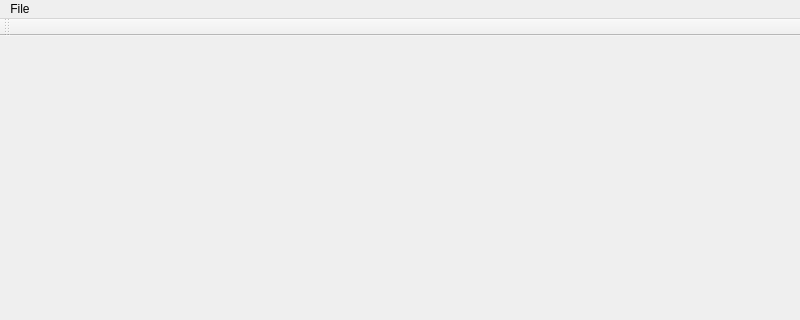
First picture: the form in Canvas3D/MainWindow.ui, repository gnishida/Canvas3D, before the edit; both pictures show x 0 to 800 and y 0 to 320 of the 800 by 853 pixel window.
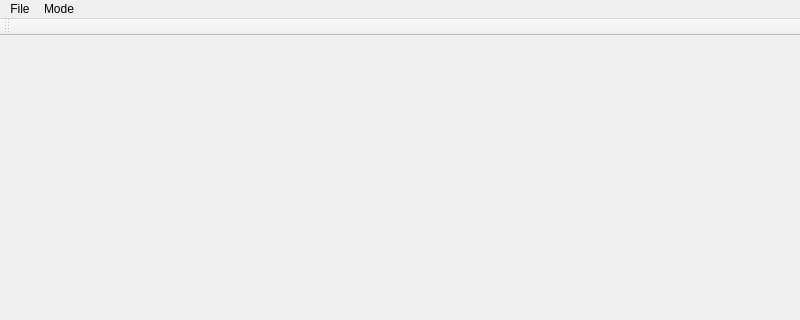
Second picture: the form after the edit.

What changed in the file:
```diff
--- a/Canvas3D/MainWindow.ui
+++ b/Canvas3D/MainWindow.ui
@@ -29,7 +29,17 @@
     </property>
     <addaction name="actionExit"/>
    </widget>
+   <widget class="QMenu" name="menuMode">
+    <property name="title">
+     <string>Mode</string>
+    </property>
+    <addaction name="actionSelect"/>
+    <addaction name="actionRectangle"/>
+    <addaction name="actionCircle"/>
+    <addaction name="actionPolygon"/>
+   </widget>
    <addaction name="menuFile"/>
+   <addaction name="menuMode"/>
   </widget>
   <widget class="QToolBar" name="mainToolBar">
    <attribute name="toolBarArea">
```
Left out of the diff: 32 changed lines with no effect on the pictures.
